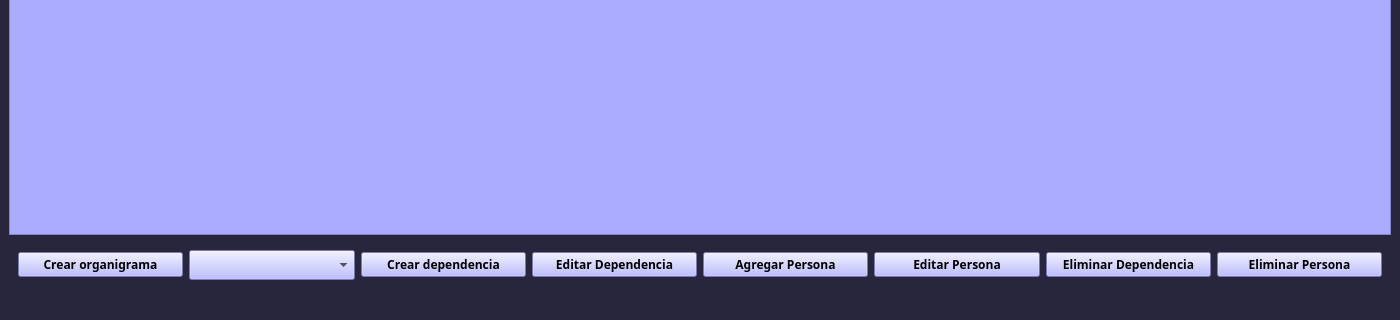
This is src/static/ui/main_window.ui in stel0/TP-PYTHON as Qt 5 draws it before an edit; both pictures show x 0 to 1400 and y 480 to 800 of the 1400 by 800 pixel window. The edited form follows.
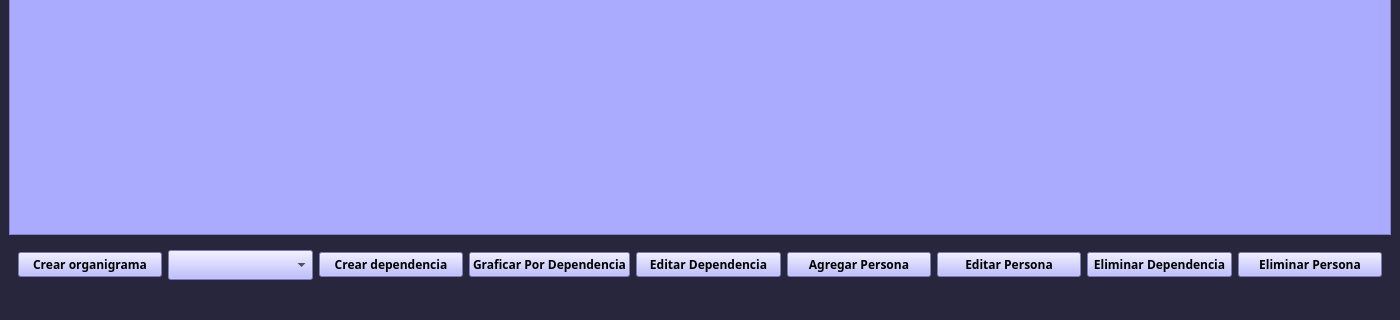
This is the edited form. Icons and pictures are not drawn.

Commit message: Graficar dependencia

Patch:
```diff
--- a/src/static/ui/main_window.ui
+++ b/src/static/ui/main_window.ui
@@ -166,6 +166,27 @@
          </property>
         </widget>
        </item>
+       <item>
+        <widget class="QPushButton" name="Graficar_dependencia">
+         <property name="font">
+          <font>
+           <family>Candara</family>
+           <weight>75</weight>
+           <bold>true</bold>
+          </font>
+         </property>
+         <property name="styleSheet">
+          <string notr="true">background:rgb(170, 170, 255);</string>
+         </property>
+         <property name="text">
+          <string>Graficar Por Dependencia</string>
+         </property>
+         <property name="icon">
+          <iconset>
+           <normaloff>../icons/icons8-grafico-64.png</normaloff>../icons/icons8-grafico-64.png</iconset>
+         </property>
+        </widget>
+       </item>
        <item>
         <widget class="QPushButton" name="boton_editar_dependencia">
          <property name="minimumSize">
```
Left out of the diff: 2 changed lines with no effect on the pictures. The commit also changes 1 other file.
